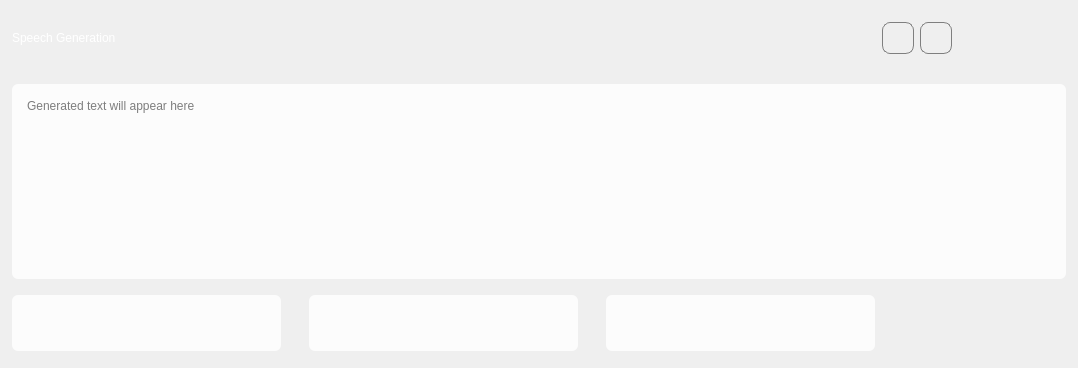
Qt form ui/WSpeechGenerationUi.ui (yechaoGitHub/AI) before a commit.
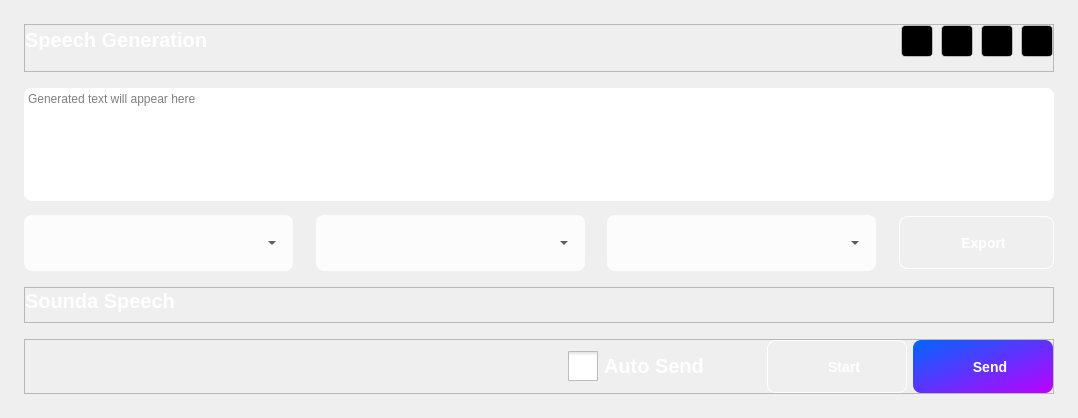
The same form after that commit. Icons and pictures are not drawn. Custom widgets are drawn as their Qt base class.

Commit message: speech ui微调

```diff
--- a/ui/WSpeechGenerationUi.ui
+++ b/ui/WSpeechGenerationUi.ui
@@ -7,158 +7,59 @@
     <x>0</x>
     <y>0</y>
     <width>1078</width>
-    <height>368</height>
+    <height>418</height>
    </rect>
   </property>
   <property name="minimumSize">
    <size>
     <width>1078</width>
-    <height>368</height>
+    <height>418</height>
    </size>
   </property>
   <property name="maximumSize">
    <size>
     <width>1078</width>
-    <height>368</height>
+    <height>418</height>
    </size>
   </property>
   <property name="windowTitle">
    <string>WSpeechGenerationUi</string>
   </property>
   <property name="styleSheet">
-   <string notr="true">QWidget{
-	font: 12px &quot;微软雅黑&quot;;
-    border-radius:6px
-}
+   <string notr="true">
 
-QFrame#frame_text{
-	background-color: rgba(255, 255, 255,80%);
-}
-
-QWidget#widget_language,#widget_name,#widget_sex{
-	background-color: rgba(255, 255, 255,80%);
-}
-
-QLabel{
-	font: 12px &quot;微软雅黑&quot;;
-	color: rgb(255, 255, 255);
-}
-
-QLabel#lb_sp_title{
-	font: 20px &quot;微软雅黑&quot;;
-}
-
-QPushButton#pb_lock,#pb_min,#pb_close,#pb_pause,#pb_start,#pb_send,#pb_start,#pb_export{
-	border:none;
-	background-position: center;
-    background-repeat: no-repeat;
-}
-
-QPushButton#pb_lock{
-	background-image: url(:/QtTest/icon/Speech/lock.png);
-}
-QPushButton#pb_min{
-	background-image: url(:/QtTest/icon/Speech/min.png);
-}
-QPushButton#pb_close{
-	background-image: url(:/QtTest/icon/Speech/close.png);
-}
-QPushButton#pb_pause{
-	background-image: url(:/QtTest/icon/Speech/pause.png);
-}
-QPushButton#pb_start{
-	background-image: url(:/QtTest/icon/Speech/start.png);
-}
-QPushButton#pb_send{
-	background-image: url(:/QtTest/icon/Speech/send.png);
-}
-
-QPushButton#pb_export{
-	background-image: url(:/QtTest/icon/Speech/export.png);
-}
-
-QPushButton#pb_copy{
-	background-image: url(:/QtTest/icon/Speech/copy.png);
-}
-
-QPushButton#pb_language{
-	background-image: url(:/QtTest/icon/Speech/Language.png);
-}
-
-QPushButton#pb_sex{
-	background-image: url(:/QtTest/icon/Speech/gender.png);
-}
-
-QPushButton#pb_vector{
-	background-image: url(:/QtTest/icon/Speech/Vector.png);
-}
-
-QCheckBox{
-	font: 20px &quot;微软雅黑&quot;;
-	color: rgb(255, 255, 255);
-}
-
-QCheckBox::indicator {width: 30px; height: 30px;}
-
-QCheckBox::indicator:unchecked {image: url(:/QtTest/icon/Speech/chebox_sel.png);}
-
-QCheckBox::indicator:checked {image: url(:/QtTest/icon/Speech/checkbox_selet.png);}
-
-
-QTextEdit{
-	background-color: transparent;
-	border:none
-}
-
-QComboBox{
-	border:none;
-	background-color: rgba(255, 255, 255,0);
-}
-
-QComboBox::drop-down {
-    subcontrol-origin: padding;
-    subcontrol-position: top right;
-    width: 20px;
-    border-top-right-radius: 3px; /* same radius as the QComboBox */
-    border-bottom-right-radius: 3px;
-}
-
-QComboBox::down-arrow {
-	image: url(:/QtTest/icon/Speech/down.png);
-}
-
-QComboBox QAbstractItemView::item { 
-	min-height: 30px;
-}
 
 
 </string>
   </property>
   <layout class="QVBoxLayout" name="verticalLayout">
    <property name="spacing">
-    <number>12</number>
+    <number>16</number>
    </property>
    <property name="leftMargin">
-    <number>12</number>
+    <number>24</number>
    </property>
    <property name="topMargin">
-    <number>4</number>
+    <number>24</number>
    </property>
    <property name="rightMargin">
-    <number>12</number>
+    <number>24</number>
+   </property>
+   <property name="bottomMargin">
+    <number>24</number>
    </property>
    <item>
     <widget class="QFrame" name="frame">
      <property name="minimumSize">
       <size>
        <width>0</width>
-       <height>60</height>
+       <height>48</height>
       </size>
      </property>
      <property name="maximumSize">
       <size>
        <width>16777215</width>
-       <height>60</height>
+       <height>48</height>
       </size>
      </property>
      <property name="styleSheet">
@@ -171,12 +72,21 @@
       <enum>QFrame::Raised</enum>
      </property>
      <layout class="QHBoxLayout" name="horizontalLayout_3">
+      <property name="spacing">
+       <number>8</number>
+      </property>
       <property name="leftMargin">
        <number>0</number>
       </property>
+      <property name="topMargin">
+       <number>0</number>
+      </property>
       <property name="rightMargin">
        <number>0</number>
       </property>
+      <property name="bottomMargin">
+       <number>16</number>
+      </property>
       <item>
        <widget class="QLabel" name="lb_sp_title">
         <property name="minimumSize">
@@ -191,6 +101,12 @@
           <height>20</height>
          </size>
         </property>
+        <property name="styleSheet">
+         <string notr="true">font-size: 20px;
+font-weight:700;
+color:#FFFFFFFF
+</string>
+        </property>
         <property name="text">
          <string>Speech Generation</string>
         </property>
@@ -209,40 +125,6 @@
         </property>
        </spacer>
       </item>
-      <item>
-       <widget class="QPushButton" name="pb_simTrans">
-        <property name="minimumSize">
-         <size>
-          <width>32</width>
-          <height>32</height>
-         </size>
-        </property>
-        <property name="maximumSize">
-         <size>
-          <width>32</width>
-          <height>32</height>
-         </size>
-        </property>
-        <property name="cursor">
-         <cursorShape>PointingHandCursor</cursorShape>
-        </property>
-        <property name="styleSheet">
-         <string notr="true">background-image:url(:/QtTest/icon/icon.png);
-border:1px solid;
-border-radius:8px;
-border-color:#7F7F7F ;
-background-position: center;
-background-repeat: no-repeat;
-</string>
-        </property>
-        <property name="text">
-         <string/>
-        </property>
-        <property name="autoDefault">
-         <bool>true</bool>
-        </property>
-       </widget>
-      </item>
       <item>
        <widget class="QPushButton" name="pb_convGuide">
         <property name="minimumSize">
@@ -262,12 +144,12 @@
         </property>
         <property name="styleSheet">
          <string notr="true">background-image:url(:/QtTest/icon/btn_robot.png);
-border:1px solid;
-border-radius:8px;
-border-color:#7F7F7F ;
+background-color:rgb(0,0,0);
 background-position: center;
 background-repeat: no-repeat;
-</string>
+border:1px solid;
+border-radius:4px;
+border-color:rgb(255,255,255,50%);</string>
         </property>
         <property name="text">
          <string/>
@@ -294,6 +176,15 @@
         <property name="cursor">
          <cursorShape>PointingHandCursor</cursorShape>
         </property>
+        <property name="styleSheet">
+         <string notr="true">background-image:url(:/QtTest/icon/Speech/lock.png);
+background-color:rgb(0,0,0);
+background-position:center;
+background-repeat:no-repeat;
+border:1px solid;
+border-radius:4px;
+border-color:rgb(255,255,255,50%);</string>
+        </property>
         <property name="text">
          <string/>
         </property>
@@ -316,6 +207,15 @@
         <property name="cursor">
          <cursorShape>PointingHandCursor</cursorShape>
         </property>
+        <property name="styleSheet">
+         <string notr="true">background-image: url(:/QtTest/icon/min_btn_white.png);
+background-color:rgb(0,0,0);
+background-position:center;
+background-repeat:no-repeat;
+border:1px solid;
+border-radius:4px;
+border-color:rgb(255,255,255,50%);</string>
+        </property>
         <property name="text">
          <string/>
         </property>
@@ -338,6 +238,15 @@
         <property name="cursor">
          <cursorShape>PointingHandCursor</cursorShape>
         </property>
+        <property name="styleSheet">
+         <string notr="true">background-image: url(:/QtTest/icon/close_btn_white.png);
+background-color:rgb(0,0,0);
+background-position:center;
+background-repeat:no-repeat;
+border:1px solid;
+border-radius:4px;
+border-color:rgb(255,255,255,50%);</string>
+        </property>
         <property name="text">
          <string/>
         </property>
@@ -350,18 +259,23 @@
     <widget class="QFrame" name="frame_text">
      <property name="minimumSize">
       <size>
-       <width>0</width>
-       <height>195</height>
+       <width>1030</width>
+       <height>113</height>
       </size>
      </property>
      <property name="maximumSize">
       <size>
-       <width>16777215</width>
-       <height>195</height>
+       <width>1030</width>
+       <height>113</height>
       </size>
      </property>
      <property name="styleSheet">
-      <string notr="true"/>
+      <string notr="true">QFrame#frame_text{
+	background-color: rgb(255, 255, 255);
+    border-radius:8px;
+}
+
+</string>
      </property>
      <property name="frameShape">
       <enum>QFrame::StyledPanel</enum>
@@ -370,8 +284,28 @@
       <enum>QFrame::Raised</enum>
      </property>
      <layout class="QVBoxLayout" name="verticalLayout_2">
+      <property name="spacing">
+       <number>0</number>
+      </property>
+      <property name="leftMargin">
+       <number>0</number>
+      </property>
+      <property name="topMargin">
+       <number>0</number>
+      </property>
+      <property name="rightMargin">
+       <number>0</number>
+      </property>
+      <property name="bottomMargin">
+       <number>0</number>
+      </property>
       <item>
        <widget class="QTextEdit" name="textEdit">
+        <property name="styleSheet">
+         <string notr="true">background-color:rgb(255,255,255);
+border-radius:8px;
+</string>
+        </property>
         <property name="placeholderText">
          <string>Generated text will appear here</string>
         </property>
@@ -392,50 +326,6 @@
           </property>
          </spacer>
         </item>
-        <item>
-         <widget class="QPushButton" name="pb_export">
-          <property name="minimumSize">
-           <size>
-            <width>85</width>
-            <height>22</height>
-           </size>
-          </property>
-          <property name="maximumSize">
-           <size>
-            <width>85</width>
-            <height>22</height>
-           </size>
-          </property>
-          <property name="cursor">
-           <cursorShape>PointingHandCursor</cursorShape>
-          </property>
-          <property name="text">
-           <string/>
-          </property>
-         </widget>
-        </item>
-        <item>
-         <widget class="QPushButton" name="pb_send">
-          <property name="minimumSize">
-           <size>
-            <width>85</width>
-            <height>22</height>
-           </size>
-          </property>
-          <property name="maximumSize">
-           <size>
-            <width>85</width>
-            <height>22</height>
-           </size>
-          </property>
-          <property name="cursor">
-           <cursorShape>PointingHandCursor</cursorShape>
-          </property>
-          <property name="text">
-           <string/>
-          </property>
-         </widget>
-        </item>
        </layout>
       </item>
      </layout>
@@ -461,7 +351,12 @@
         </size>
        </property>
        <property name="styleSheet">
-        <string notr="true"/>
+        <string notr="true">QWidget#widget_language
+{
+	background-color: rgba(255, 255, 255,80%);
+	border-radius:8px;
+}
+</string>
        </property>
        <layout class="QHBoxLayout" name="horizontalLayout_5">
         <property name="topMargin">
@@ -474,19 +369,34 @@
          <widget class="QPushButton" name="pb_language">
           <property name="minimumSize">
            <size>
-            <width>16</width>
-            <height>16</height>
+            <width>20</width>
+            <height>20</height>
            </size>
           </property>
           <property name="maximumSize">
            <size>
-            <width>16</width>
-            <height>16</height>
+            <width>20</width>
+            <height>20</height>
            </size>
           </property>
+          <property name="styleSheet">
+           <string notr="true">background-image: url(:/QtTest/icon/Speech/Language.png);
+background-position:center;
+background-repeat:no-repeat;
+background-color:transparent;</string>
+          </property>
           <property name="text">
            <string/>
           </property>
+          <property name="iconSize">
+           <size>
+            <width>20</width>
+            <height>20</height>
+           </size>
+          </property>
+          <property name="flat">
+           <bool>true</bool>
+          </property>
          </widget>
         </item>
         <item>
@@ -497,6 +407,29 @@
             <height>40</height>
            </size>
           </property>
+          <property name="styleSheet">
+           <string notr="true">QComboBox
+{
+	border:none;
+	background-color: rgba(255, 255, 255,0);
+}
+
+QComboBox::drop-down {
+    subcontrol-origin: padding;
+    subcontrol-position: top right;
+    width: 20px;
+}
+
+QComboBox::down-arrow {
+	image: url(:/QtTest/icon/Speech/down.png);
+}
+
+QComboBox QAbstractItemView::item { 
+	min-height: 30px;
+}
+
+</string>
+          </property>
          </widget>
         </item>
        </layout>
@@ -530,7 +463,12 @@
         </size>
        </property>
        <property name="styleSheet">
-        <string notr="true"/>
+        <string notr="true">QWidget#widget_sex
+{
+	background-color: rgba(255, 255, 255,80%);
+	border-radius:8px;
+}
+</string>
        </property>
        <layout class="QHBoxLayout" name="horizontalLayout_6">
         <property name="topMargin">
@@ -543,19 +481,34 @@
          <widget class="QPushButton" name="pb_sex">
           <property name="minimumSize">
            <size>
-            <width>16</width>
-            <height>16</height>
+            <width>20</width>
+            <height>20</height>
            </size>
           </property>
           <property name="maximumSize">
            <size>
-            <width>16</width>
-            <height>16</height>
+            <width>20</width>
+            <height>20</height>
            </size>
           </property>
+          <property name="styleSheet">
+           <string notr="true">background-image: url(:/QtTest/icon/Speech/gender.png);
+background-positon:center;
+background-repeat:no-repeat;
+background-color:transparent;</string>
+          </property>
           <property name="text">
            <string/>
           </property>
+          <property name="iconSize">
+           <size>
+            <width>20</width>
+            <height>20</height>
+           </size>
+          </property>
+          <property name="flat">
+           <bool>true</bool>
+          </property>
          </widget>
         </item>
         <item>
@@ -566,6 +519,28 @@
             <height>40</height>
            </size>
           </property>
+          <property name="styleSheet">
+           <string notr="true">QComboBox
+{
+	border:none;
+	background-color: rgba(255, 255, 255,0);
+}
+
+QComboBox::drop-down {
+    subcontrol-origin: padding;
+    subcontrol-position: top right;
+    width: 20px;
+}
+
+QComboBox::down-arrow {
+	image: url(:/QtTest/icon/Speech/down.png);
+}
+
+QComboBox QAbstractItemView::item { 
+	min-height: 30px;
+}
+</string>
+          </property>
          </widget>
         </item>
        </layout>
@@ -599,7 +574,12 @@
         </size>
        </property>
        <property name="styleSheet">
-        <string notr="true"/>
+        <string notr="true">QWidget#widget_name
+{
+	background-color: rgba(255, 255, 255,80%);
+	border-radius:8px;
+}
+</string>
        </property>
        <layout class="QHBoxLayout" name="horizontalLayout_7">
         <property name="topMargin">
@@ -612,19 +592,34 @@
          <widget class="QPushButton" name="pb_vector">
           <property name="minimumSize">
            <size>
-            <width>16</width>
-            <height>16</height>
+            <width>20</width>
+            <height>20</height>
            </size>
           </property>
           <property name="maximumSize">
            <size>
-            <width>16</width>
-            <height>16</height>
+            <width>20</width>
+            <height>20</height>
            </size>
           </property>
+          <property name="styleSheet">
+           <string notr="true">background-image: url(:/QtTest/icon/Speech/User.png);
+background-position:center;
+background-repeat:no-repeat;
+background-color:transparent;</string>
+          </property>
           <property name="text">
            <string/>
           </property>
+          <property name="iconSize">
+           <size>
+            <width>20</width>
+            <height>20</height>
+           </size>
+          </property>
+          <property name="flat">
+           <bool>true</bool>
+          </property>
          </widget>
         </item>
         <item>
@@ -635,6 +630,28 @@
             <height>40</height>
            </size>
           </property>
+          <property name="styleSheet">
+           <string notr="true">QComboBox
+{
+	border:none;
+	background-color: rgba(255, 255, 255,0);
+}
+
+QComboBox::drop-down {
+    subcontrol-origin: padding;
+    subcontrol-position: top right;
+    width: 20px;
+}
+
+QComboBox::down-arrow {
+	image: url(:/QtTest/icon/Speech/down.png);
+}
+
+QComboBox QAbstractItemView::item { 
+	min-height: 30px;
+}
+</string>
+          </property>
          </widget>
         </item>
        </layout>
@@ -654,45 +671,276 @@
       </spacer>
      </item>
      <item>
-      <widget class="QPushButton" name="pb_start">
+      <widget class="QPushButton" name="pb_export">
        <property name="minimumSize">
         <size>
-         <width>140</width>
+         <width>155</width>
          <height>53</height>
         </size>
        </property>
        <property name="maximumSize">
         <size>
-         <width>140</width>
+         <width>155</width>
          <height>53</height>
         </size>
        </property>
        <property name="cursor">
         <cursorShape>PointingHandCursor</cursorShape>
        </property>
+       <property name="styleSheet">
+        <string notr="true">background-image: url(:/QtTest/icon/Speech/export.png);
+background-origin: content;
+background-position:left;
+background-repeat: no-repeat;
+padding-left:39px;
+padding-right:25px;
+text-align:center;
+font-size:14px;
+font-weight: 700;
+color:#FFFFFF;
+border:1px solid;
+border-radius:8px;
+border-color:#FFFFFF;</string>
+       </property>
        <property name="text">
-        <string/>
+        <string>Export</string>
        </property>
       </widget>
      </item>
-     <item>
-      <spacer name="horizontalSpacer_3">
-       <property name="orientation">
-        <enum>Qt::Horizontal</enum>
-       </property>
-       <property name="sizeHint" stdset="0">
-        <size>
-         <width>40</width>
-         <height>20</height>
-        </size>
-       </property>
-      </spacer>
-     </item>
     </layout>
    </item>
+   <item>
+    <widget class="QFrame" name="frame_2">
+     <property name="minimumSize">
+      <size>
+       <width>0</width>
+       <height>36</height>
+      </size>
+     </property>
+     <property name="maximumSize">
+      <size>
+       <width>16777215</width>
+       <height>36</height>
+      </size>
+     </property>
+     <property name="styleSheet">
+      <string notr="true">QFrame#frame_2
+{
+border-style:solid;
+border-radius:0px;
+border-bottom-width:1px;
+border-bottom-color:#FFFFFFFF;
+};
+</string>
+     </property>
+     <property name="frameShape">
+      <enum>QFrame::StyledPanel</enum>
+     </property>
+     <property name="frameShadow">
+      <enum>QFrame::Raised</enum>
+     </property>
+     <layout class="QHBoxLayout" name="horizontalLayout_2">
+      <property name="leftMargin">
+       <number>0</number>
+      </property>
+      <property name="topMargin">
+       <number>0</number>
+      </property>
+      <property name="rightMargin">
+       <number>0</number>
+      </property>
+      <property name="bottomMargin">
+       <number>8</number>
+      </property>
+      <item>
+       <widget class="QLabel" name="label">
+        <property name="styleSheet">
+         <string notr="true">font-size: 20px;
+font-weight:700;
+color:#FFFFFFFF
+</string>
+        </property>
+        <property name="text">
+         <string>Sounda Speech</string>
+        </property>
+       </widget>
+      </item>
+     </layout>
+    </widget>
+   </item>
+   <item>
+    <widget class="QFrame" name="frame_3">
+     <property name="frameShape">
+      <enum>QFrame::StyledPanel</enum>
+     </property>
+     <property name="frameShadow">
+      <enum>QFrame::Raised</enum>
+     </property>
+     <layout class="QHBoxLayout" name="horizontalLayout_8">
+      <property name="leftMargin">
+       <number>0</number>
+      </property>
+      <property name="topMargin">
+       <number>0</number>
+      </property>
+      <property name="rightMargin">
+       <number>0</number>
+      </property>
+      <property name="bottomMargin">
+       <number>0</number>
+      </property>
+      <item>
+       <widget class="WSpeechEffect" name="widget" native="true">
+        <property name="sizePolicy">
+         <sizepolicy hsizetype="Preferred" vsizetype="Preferred">
+          <horstretch>0</horstretch>
+          <verstretch>1</verstretch>
+         </sizepolicy>
+        </property>
+        <property name="minimumSize">
+         <size>
+          <width>480</width>
+          <height>44</height>
+         </size>
+        </property>
+        <property name="maximumSize">
+         <size>
+          <width>480</width>
+          <height>44</height>
+         </size>
+        </property>
+       </widget>
+      </item>
+      <item>
+       <spacer name="horizontalSpacer_3">
+        <property name="orientation">
+         <enum>Qt::Horizontal</enum>
+        </property>
+        <property name="sizeHint" stdset="0">
+         <size>
+          <width>40</width>
+          <height>20</height>
+         </size>
+        </property>
+       </spacer>
+      </item>
+      <item>
+       <widget class="QCheckBox" name="checkBox">
+        <property name="styleSheet">
+         <string notr="true">QCheckBox::indicator{width: 30px; height: 30px;}
+QCheckBox::indicator:unchecked {image: url(:/QtTest/icon/Speech/chebox_sel.png);}
+QCheckBox::indicator:checked {image: url(:/QtTest/icon/Speech/checkbox_selet.png);}
+QCheckBox{font:20px;color:rgb(255, 255, 255);font-weight:700;}
+
+
+</string>
+        </property>
+        <property name="text">
+         <string>Auto Send</string>
+        </property>
+       </widget>
+      </item>
+      <item>
+       <spacer name="horizontalSpacer_5">
+        <property name="orientation">
+         <enum>Qt::Horizontal</enum>
+        </property>
+        <property name="sizeHint" stdset="0">
+         <size>
+          <width>40</width>
+          <height>20</height>
+         </size>
+        </property>
+       </spacer>
+      </item>
+      <item>
+       <widget class="QPushButton" name="pb_start">
+        <property name="minimumSize">
+         <size>
+          <width>140</width>
+          <height>53</height>
+         </size>
+        </property>
+        <property name="maximumSize">
+         <size>
+          <width>140</width>
+          <height>53</height>
+         </size>
+        </property>
+        <property name="cursor">
+         <cursorShape>PointingHandCursor</cursorShape>
+        </property>
+        <property name="styleSheet">
+         <string notr="true">background-origin: content;
+background-image: url(:/QtTest/icon/Speech/pause.png);
+background-position:left;
+background-repeat: no-repeat;
+padding-left:39px;
+padding-right:25px;
+text-align:center;
+font-size:14px;
+font-weight: 700;
+color:#FFFFFF;
+border:1px solid;
+border-radius:8px;
+border-color:#FFFFFF;</string>
+        </property>
+        <property name="text">
+         <string>Start</string>
+        </property>
+       </widget>
+      </item>
+      <item>
+       <widget class="QPushButton" name="pb_send">
+        <property name="minimumSize">
+         <size>
+          <width>140</width>
+          <height>53</height>
+         </size>
+        </property>
+        <property name="maximumSize">
+         <size>
+          <width>140</width>
+          <height>53</height>
+         </size>
+        </property>
+        <property name="cursor">
+         <cursorShape>PointingHandCursor</cursorShape>
+        </property>
+        <property name="styleSheet">
+         <string notr="true">background-image: url(:/QtTest/icon/Speech/send.png);
+background-color:qlineargradient(spread:pad, x1:0, y1:0, x2:1, y2:1, stop:0 #0066FF, stop:1 #BD00FF);
+background-origin: content;
+background-position:left;
+background-repeat: no-repeat;
+padding-left:39px;
+padding-right:25px;
+text-align:center;
+font-size:14px;
+font-weight: 700;
+color:#FFFFFF;
+border-radius:8px;
+</string>
+        </property>
+        <property name="text">
+         <string>Send</string>
+        </property>
+       </widget>
+      </item>
+     </layout>
+    </widget>
+   </item>
   </layout>
  </widget>
  <layoutdefault spacing="6" margin="11"/>
+ <customwidgets>
+  <customwidget>
+   <class>WSpeechEffect</class>
+   <extends>QWidget</extends>
+   <header location="global">.\widget\Speech\wspeecheffect.h</header>
+   <container>1</container>
+  </customwidget>
+ </customwidgets>
  <resources>
   <include location="../AiSound.qrc"/>
  </resources>
```
Left out of the diff: 9 changed lines with no effect on the pictures. The commit also changes 18 other files.
